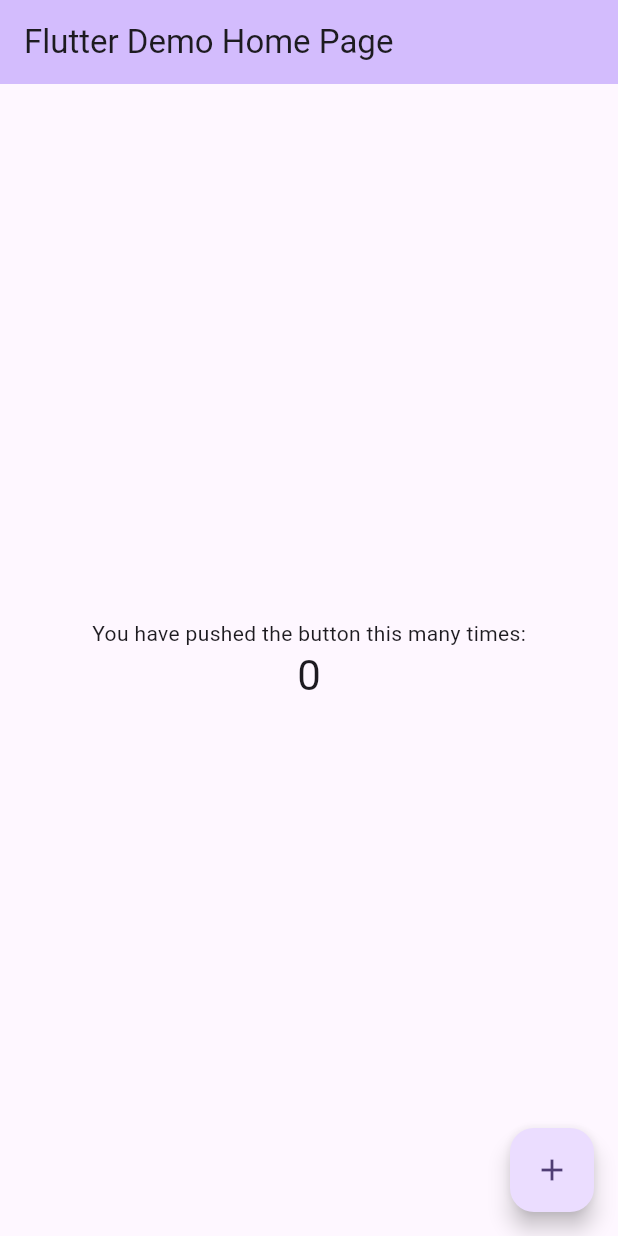
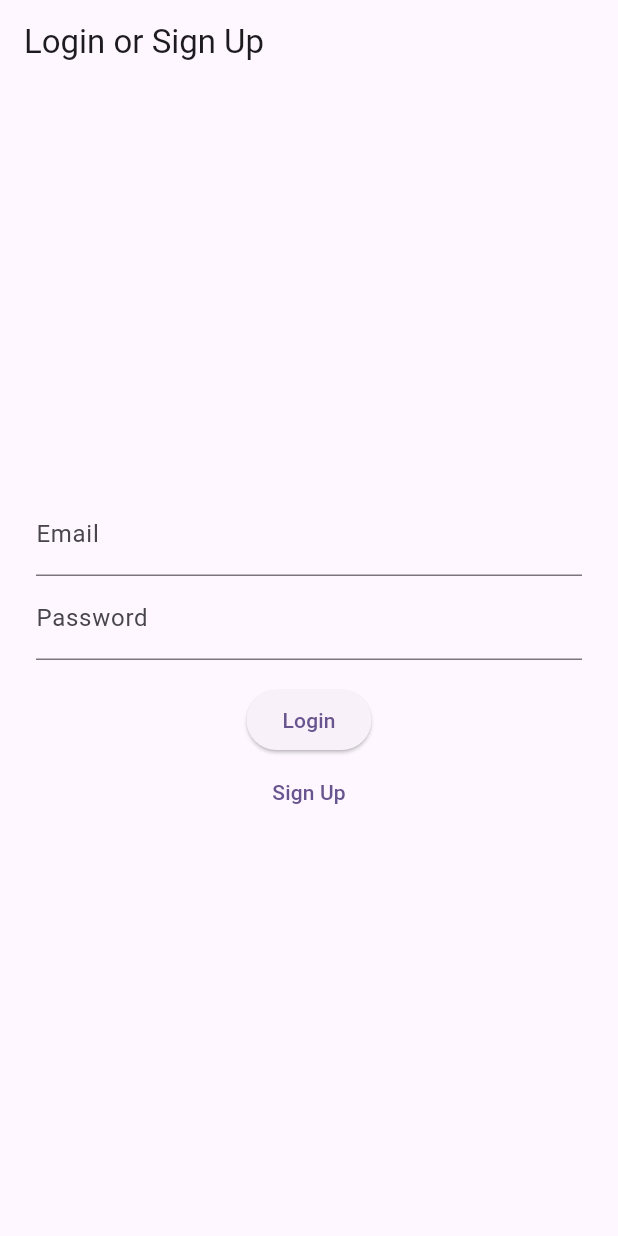
Before and after one commit to cheesuschris/frickin-flutter, a Flutter app: the screen it shows after launch, on a phone screen of 412 x 824 dp. Run offline on Flutter 3.47's test engine with Material 3 defaults, Android fonts, the phone set to English and light mode, and no system bars; our stand-ins replace supabase_flutter; accounts and stored records are empty.

Commit message:
basic supabase auth init

```diff
--- a/cooking_app/lib/main.dart
+++ b/cooking_app/lib/main.dart
@@ -1,6 +1,12 @@
 import 'package:flutter/material.dart';
+import 'package:supabase_flutter/supabase_flutter.dart';
 
-void main() {
+void main() async {
+  WidgetsFlutterBinding.ensureInitialized();
+  await Supabase.initialize(
+    url: 'https://egdumlkkfxknccmvgzxo.supabase.co',
+    anonKey: 'eyJhbGciOiJIUzI1NiIsInR5cCI6IkpXVCJ9.eyJpc3MiOiJzdXBhYmFzZSIsInJlZiI6ImVnZHVtbGtrZnhrbmNjbXZnenhvIiwicm9sZSI6ImFub24iLCJpYXQiOjE3NDc5Njk2MDEsImV4cCI6MjA2MzU0NTYwMX0.9yT_wv-72Hlea4E0Rlo4p8V_aWObnvxksx1UOTdIQlc',
+  );
   runApp(const MyApp());
 }
 
@@ -30,7 +36,79 @@
         // tested with just a hot reload.
         colorScheme: ColorScheme.fromSeed(seedColor: Colors.deepPurple),
       ),
-      home: const MyHomePage(title: 'Flutter Demo Home Page'),
+      home: AuthGate(), // ← Auth gate decides between login or home
+    );
+  }
+}
+
+class AuthGate extends StatelessWidget {
+  @override
+  Widget build(BuildContext context) {
+    final session = Supabase.instance.client.auth.currentSession;
+    return session != null
+        ? const MyHomePage(title: 'Flutter Demo Home Page')
+        : const LoginScreen();
+  }
+}
+
+class LoginScreen extends StatefulWidget {
+  const LoginScreen({super.key});
+
+  @override
+  State<LoginScreen> createState() => _LoginScreenState();
+}
+
+class _LoginScreenState extends State<LoginScreen> {
+  final emailController = TextEditingController();
+  final passwordController = TextEditingController();
+
+  Future<void> signIn() async {
+    try {
+      await Supabase.instance.client.auth.signInWithPassword(
+        email: emailController.text.trim(),
+        password: passwordController.text.trim(),
+      );
+      setState(() {}); // Trigger AuthGate to rebuild
+    } catch (e) {
+      ScaffoldMessenger.of(context).showSnackBar(
+        SnackBar(content: Text('Login failed: $e')),
+      );
+    }
+  }
+
+  Future<void> signUp() async {
+    try {
+      await Supabase.instance.client.auth.signUp(
+        email: emailController.text.trim(),
+        password: passwordController.text.trim(),
+      );
+      ScaffoldMessenger.of(context).showSnackBar(
+        const SnackBar(content: Text('Check your email to confirm sign-up.')),
+      );
+    } catch (e) {
+      ScaffoldMessenger.of(context).showSnackBar(
+        SnackBar(content: Text('Signup failed: $e')),
+      );
+    }
+  }
+
+  @override
+  Widget build(BuildContext context) {
+    return Scaffold(
+      appBar: AppBar(title: const Text('Login or Sign Up')),
+      body: Padding(
+        padding: const EdgeInsets.all(24),
+        child: Column(
+          mainAxisAlignment: MainAxisAlignment.center,
+          children: [
+            TextField(controller: emailController, decoration: const InputDecoration(labelText: 'Email')),
+            TextField(controller: passwordController, decoration: const InputDecoration(labelText: 'Password'), obscureText: true),
+            const SizedBox(height: 16),
+            ElevatedButton(onPressed: signIn, child: const Text('Login')),
+            TextButton(onPressed: signUp, child: const Text('Sign Up')),
+          ],
+        ),
+      ),
     );
   }
 }
@@ -67,6 +145,11 @@
     });
   }
 
+  Future<void> _logout() async {
+    await Supabase.instance.client.auth.signOut();
+    setState(() {}); // Force return to login screen
+  }
+
   @override
   Widget build(BuildContext context) {
     // This method is rerun every time setState is called, for instance as done
@@ -75,6 +158,8 @@
     // The Flutter framework has been optimized to make rerunning build methods
     // fast, so that you can just rebuild anything that needs updating rather
     // than having to individually change instances of widgets.
+    final user = Supabase.instance.client.auth.currentUser;
+
     return Scaffold(
       appBar: AppBar(
         // TRY THIS: Try changing the color here to a specific color (to
@@ -84,26 +169,18 @@
         // Here we take the value from the MyHomePage object that was created by
         // the App.build method, and use it to set our appbar title.
         title: Text(widget.title),
+        actions: [
+          IconButton(onPressed: _logout, icon: const Icon(Icons.logout)),
+        ],
       ),
       body: Center(
         // Center is a layout widget. It takes a single child and positions it
         // in the middle of the parent.
         child: Column(
-          // Column is also a layout widget. It takes a list of children and
-          // arranges them vertically. By default, it sizes itself to fit its
-          // children horizontally, and tries to be as tall as its parent.
-          //
-          // Column has various properties to control how it sizes itself and
-          // how it positions its children. Here we use mainAxisAlignment to
-          // center the children vertically; the main axis here is the vertical
-          // axis because Columns are vertical (the cross axis would be
-          // horizontal).
-          //
-          // TRY THIS: Invoke "debug painting" (choose the "Toggle Debug Paint"
-          // action in the IDE, or press "p" in the console), to see the
-          // wireframe for each widget.
           mainAxisAlignment: MainAxisAlignment.center,
           children: <Widget>[
+            Text('Welcome, ${user?.email ?? "Unknown"}'),
+            const SizedBox(height: 24),
             const Text('You have pushed the button this many times:'),
             Text(
               '$_counter',
--- a/cooking_app/pubspec.yaml
+++ b/cooking_app/pubspec.yaml
@@ -38,6 +38,7 @@ dependencies:
 dev_dependencies:
   flutter_test:
     sdk: flutter
+  supabase_flutter: ^1.10.9
 
   # The "flutter_lints" package below contains a set of recommended lints to
   # encourage good coding practices. The lint set provided by the package is
```
